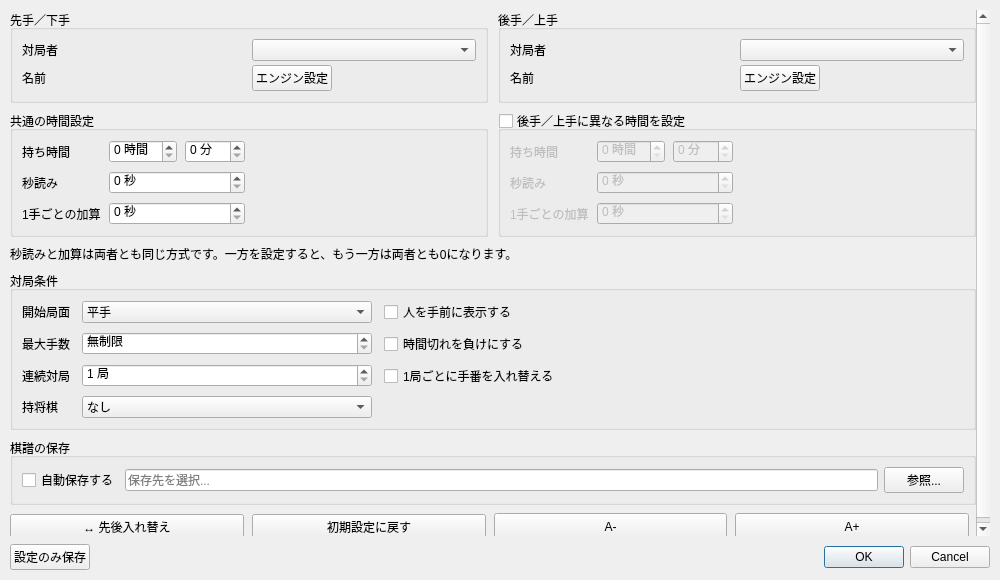
First picture: the form in src/dialogs/startgamedialog.ui, repository hnakada123/ShogiBoardQ, before the edit.
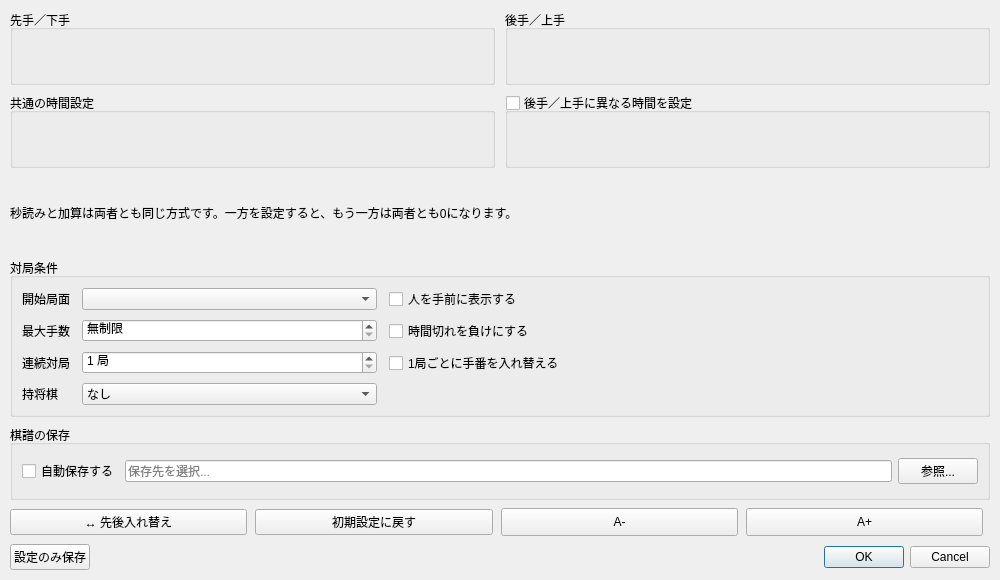
Second picture: the form after the edit. The open tabs and pages were chosen to show the change.

Commit message:
対局開始ダイアログの先手・後手の部品を1組の部品から作る（監査 R9-3）
.ui に先手・後手で二重に置いていた対局者と時間の欄を、PlayerSetupWidget
（人間かエンジンか・名前・エンジン設定。EngineSelector の先頭の項目を「人間」に使う）と
TimeControlEditor（持ち時間・秒読み・加算を TimeControlSide で読み書き）の2つずつにする。
objectName は以前と同じ。

- StartGameDialogData は std::array<PlayerChoice,2>（人間/エンジン・名前・エンジン・時間）にし、
  人間とエンジンの両方に印がある組み合わせを表せないようにする
- 開始局面の一覧を Handicaps::kAll から作り（左七枚落ち・右七枚落ちも選べる）、
  手合割の名前で保存する（以前の版の番号は読むだけ）
- 対局者・時間・開始局面以外の欄と設定の対応を SettingsFormBinding の表にし、
  読み込み・保存・既定値に戻すを1か所にする（詰将棋生成ダイアログも同じ）
- 時間設定の検証は TimeControlSide を受け取る

Claude-Session: https://claude.ai/code/session_016KbaFRuSBokyH2Cfn9pPz8

Patch:
```diff
--- a/src/dialogs/startgamedialog.ui
+++ b/src/dialogs/startgamedialog.ui
@@ -78,167 +78,7 @@
            <property name="title">
             <string>先手／下手</string>
            </property>
-           <layout class="QGridLayout" name="gridLayoutPlayer1">
-            <property name="horizontalSpacing">
-             <number>6</number>
-            </property>
-            <property name="verticalSpacing">
-             <number>4</number>
-            </property>
-            <item row="0" column="0">
-             <widget class="QLabel" name="labelPlayerType1">
-              <property name="sizePolicy">
-               <sizepolicy hsizetype="Fixed" vsizetype="Preferred">
-                <horstretch>0</horstretch>
-                <verstretch>0</verstretch>
-               </sizepolicy>
-              </property>
-              <property name="text">
-               <string>対局者</string>
-              </property>
-             </widget>
-            </item>
-            <item row="0" column="1">
-             <widget class="QComboBox" name="comboBoxPlayer1">
-              <property name="sizePolicy">
-               <sizepolicy hsizetype="Expanding" vsizetype="Fixed">
-                <horstretch>0</horstretch>
-                <verstretch>0</verstretch>
-               </sizepolicy>
-              </property>
-              <property name="minimumSize">
-               <size>
-                <width>200</width>
-                <height>0</height>
-               </size>
-              </property>
-             </widget>
-            </item>
-            <item row="1" column="0">
-             <widget class="QStackedWidget" name="stackedWidgetLabel1">
-              <property name="sizePolicy">
-               <sizepolicy hsizetype="Preferred" vsizetype="Fixed">
-                <horstretch>0</horstretch>
-                <verstretch>0</verstretch>
-               </sizepolicy>
-              </property>
-              <property name="currentIndex">
-               <number>0</number>
-              </property>
-              <widget class="QWidget" name="pageLabelHuman1">
-               <layout class="QHBoxLayout" name="layoutLabelHuman1">
-                <property name="leftMargin">
-                 <number>0</number>
-                </property>
-                <property name="topMargin">
-                 <number>0</number>
-                </property>
-                <property name="rightMargin">
-                 <number>0</number>
-                </property>
-                <property name="bottomMargin">
-                 <number>0</number>
-                </property>
-                <item>
-                 <widget class="QLabel" name="labelPlayer1">
-                  <property name="text">
-                   <string>名前</string>
-                  </property>
-                 </widget>
-                </item>
-               </layout>
-              </widget>
-              <widget class="QWidget" name="pageLabelEngine1">
-               <layout class="QHBoxLayout" name="layoutLabelEngine1">
-                <property name="leftMargin">
-                 <number>0</number>
-                </property>
-                <property name="topMargin">
-                 <number>0</number>
-                </property>
-                <property name="rightMargin">
-                 <number>0</number>
-                </property>
-                <property name="bottomMargin">
-                 <number>0</number>
-                </property>
-               </layout>
-              </widget>
-             </widget>
-            </item>
-            <item row="1" column="1">
-             <widget class="QStackedWidget" name="stackedWidgetPlayer1">
-              <property name="sizePolicy">
-               <sizepolicy hsizetype="Expanding" vsizetype="Fixed">
-                <horstretch>0</horstretch>
-                <verstretch>0</verstretch>
-               </sizepolicy>
-              </property>
-              <property name="currentIndex">
-               <number>0</number>
-              </property>
-              <widget class="QWidget" name="pageHuman1">
-               <layout class="QHBoxLayout" name="layoutPageHuman1">
-                <property name="leftMargin">
-                 <number>0</number>
-                </property>
-                <property name="topMargin">
-                 <number>0</number>
-                </property>
-                <property name="rightMargin">
-                 <number>0</number>
-                </property>
-                <property name="bottomMargin">
-                 <number>0</number>
-                </property>
-                <item>
-                 <widget class="QLineEdit" name="lineEditHumanName1">
-                  <property name="text">
-                   <string>You</string>
-                  </property>
-                 </widget>
-                </item>
-               </layout>
-              </widget>
-              <widget class="QWidget" name="pageEngine1">
-               <layout class="QHBoxLayout" name="layoutPageEngine1">
-                <property name="leftMargin">
-                 <number>0</number>
-                </property>
-                <property name="topMargin">
-                 <number>0</number>
-                </property>
-                <property name="rightMargin">
-                 <number>0</number>
-                </property>
-                <property name="bottomMargin">
-                 <number>0</number>
-                </property>
-                <item>
-                 <widget class="QPushButton" name="pushButtonEngineSettings1">
-                  <property name="text">
-                   <string>エンジン設定</string>
-                  </property>
-                 </widget>
-                </item>
-                <item>
-                 <spacer name="horizontalSpacerEngine1">
-                  <property name="orientation">
-                   <enum>Qt::Orientation::Horizontal</enum>
-                  </property>
-                  <property name="sizeHint" stdset="0">
-                   <size>
-                    <width>40</width>
-                    <height>20</height>
-                   </size>
-                  </property>
-                 </spacer>
-                </item>
-               </layout>
-              </widget>
-             </widget>
-            </item>
-           </layout>
+           <layout class="QVBoxLayout" name="playerSetupLayout1" />
           </widget>
          </item>
          <item>
@@ -246,167 +86,7 @@
            <property name="title">
             <string>後手／上手</string>
            </property>
-           <layout class="QGridLayout" name="gridLayoutPlayer2">
-            <property name="horizontalSpacing">
-             <number>6</number>
-            </property>
-            <property name="verticalSpacing">
-             <number>4</number>
-            </property>
-            <item row="0" column="0">
-             <widget class="QLabel" name="labelPlayerType2">
-              <property name="sizePolicy">
-               <sizepolicy hsizetype="Fixed" vsizetype="Preferred">
-                <horstretch>0</horstretch>
-                <verstretch>0</verstretch>
-               </sizepolicy>
-              </property>
-              <property name="text">
-               <string>対局者</string>
-              </property>
-             </widget>
-            </item>
-            <item row="0" column="1">
-             <widget class="QComboBox" name="comboBoxPlayer2">
-              <property name="sizePolicy">
-               <sizepolicy hsizetype="Expanding" vsizetype="Fixed">
-                <horstretch>0</horstretch>
-                <verstretch>0</verstretch>
-               </sizepolicy>
-              </property>
-              <property name="minimumSize">
-               <size>
-                <width>200</width>
-                <height>0</height>
-               </size>
-              </property>
-             </widget>
-            </item>
-            <item row="1" column="0">
-             <widget class="QStackedWidget" name="stackedWidgetLabel2">
-              <property name="sizePolicy">
-               <sizepolicy hsizetype="Preferred" vsizetype="Fixed">
-                <horstretch>0</horstretch>
-                <verstretch>0</verstretch>
-               </sizepolicy>
-              </property>
-              <property name="currentIndex">
-               <number>0</number>
-              </property>
-              <widget class="QWidget" name="pageLabelHuman2">
-               <layout class="QHBoxLayout" name="layoutLabelHuman2">
-                <property name="leftMargin">
-                 <number>0</number>
-                </property>
-                <property name="topMargin">
-                 <number>0</number>
-                </property>
-                <property name="rightMargin">
-                 <number>0</number>
-                </property>
-                <property name="bottomMargin">
-                 <number>0</number>
-                </property>
-                <item>
-                 <widget class="QLabel" name="labelPlayer2">
-                  <property name="text">
-                   <string>名前</string>
-                  </property>
-                 </widget>
-                </item>
-               </layout>
-              </widget>
-              <widget class="QWidget" name="pageLabelEngine2">
-               <layout class="QHBoxLayout" name="layoutLabelEngine2">
-                <property name="leftMargin">
-                 <number>0</number>
-                </property>
-                <property name="topMargin">
-                 <number>0</number>
-                </property>
-                <property name="rightMargin">
-                 <number>0</number>
-                </property>
-                <property name="bottomMargin">
-                 <number>0</number>
-                </property>
-               </layout>
-              </widget>
-             </widget>
-            </item>
-            <item row="1" column="1">
-             <widget class="QStackedWidget" name="stackedWidgetPlayer2">
-              <property name="sizePolicy">
-               <sizepolicy hsizetype="Expanding" vsizetype="Fixed">
-                <horstretch>0</horstretch>
-                <verstretch>0</verstretch>
-               </sizepolicy>
-              </property>
-              <property name="currentIndex">
-               <number>0</number>
-              </property>
-              <widget class="QWidget" name="pageHuman2">
-               <layout class="QHBoxLayout" name="layoutPageHuman2">
-                <property name="leftMargin">
-                 <number>0</number>
-                </property>
-                <property name="topMargin">
-                 <number>0</number>
-                </property>
-                <property name="rightMargin">
-                 <number>0</number>
-                </property>
-                <property name="bottomMargin">
-                 <number>0</number>
-                </property>
-                <item>
-                 <widget class="QLineEdit" name="lineEditHumanName2">
-                  <property name="text">
-                   <string>You</string>
-                  </property>
-                 </widget>
-                </item>
-               </layout>
-              </widget>
-              <widget class="QWidget" name="pageEngine2">
-               <layout class="QHBoxLayout" name="layoutPageEngine2">
-                <property name="leftMargin">
-                 <number>0</number>
-                </property>
-                <property name="topMargin">
-                 <number>0</number>
-                </property>
-                <property name="rightMargin">
-                 <number>0</number>
-                </property>
-                <property name="bottomMargin">
-                 <number>0</number>
-                </property>
-                <item>
-                 <widget class="QPushButton" name="pushButtonEngineSettings2">
-                  <property name="text">
-                   <string>エンジン設定</string>
-                  </property>
-                 </widget>
-                </item>
-                <item>
-                 <spacer name="horizontalSpacerEngine2">
-                  <property name="orientation">
-                   <enum>Qt::Orientation::Horizontal</enum>
-                  </property>
-                  <property name="sizeHint" stdset="0">
-                   <size>
-                    <width>40</width>
-                    <height>20</height>
-                   </size>
-                  </property>
-                 </spacer>
-                </item>
-               </layout>
-              </widget>
-             </widget>
-            </item>
-           </layout>
+           <layout class="QVBoxLayout" name="playerSetupLayout2" />
           </widget>
          </item>
         </layout>
@@ -418,129 +98,7 @@
          </property>
          <item>
           <widget class="QGroupBox" name="groupBox_7">
-           <layout class="QGridLayout" name="timeGrid1" columnstretch="0,0,1">
-            <property name="horizontalSpacing">
-             <number>8</number>
-            </property>
-            <property name="verticalSpacing">
-             <number>8</number>
-            </property>
-            <item row="0" column="0">
-             <widget class="QLabel" name="timeLabel1_0">
-              <property name="text">
-               <string>持ち時間</string>
-              </property>
-              <property name="buddy">
-               <cstring>basicTimeHour1</cstring>
-              </property>
-             </widget>
-            </item>
-            <item row="0" column="1">
-             <layout class="QHBoxLayout" name="timeRow1_0">
-              <item>
-               <widget class="QSpinBox" name="basicTimeHour1">
-                <property name="minimumSize">
-                 <size>
-                  <width>60</width>
-                  <height>0</height>
-                 </size>
-                </property>
-                <property name="suffix">
-                 <string> 時間</string>
-                </property>
-                <property name="accessibleName">
-                 <string>持ち時間（時間）</string>
-                </property>
-               </widget>
-              </item>
-              <item>
-               <widget class="QSpinBox" name="basicTimeMinutes1">
-                <property name="minimumSize">
-                 <size>
-                  <width>60</width>
-                  <height>0</height>
-                 </size>
-                </property>
-                <property name="maximum">
-                 <number>59</number>
-                </property>
-                <property name="suffix">
-                 <string> 分</string>
-                </property>
-                <property name="accessibleName">
-                 <string>持ち時間（分）</string>
-                </property>
-               </widget>
-              </item>
-             </layout>
-            </item>
-            <item row="1" column="0">
-             <widget class="QLabel" name="timeLabel1_1">
-              <property name="text">
-               <string>秒読み</string>
-              </property>
-              <property name="buddy">
-               <cstring>byoyomiSec1</cstring>
-              </property>
-             </widget>
-            </item>
-            <item row="1" column="1">
-             <layout class="QHBoxLayout" name="timeRow1_1">
-              <item>
-               <widget class="QSpinBox" name="byoyomiSec1">
-                <property name="minimumSize">
-                 <size>
-                  <width>60</width>
-                  <height>0</height>
-                 </size>
-                </property>
-                <property name="maximum">
-                 <number>3600</number>
-                </property>
-                <property name="suffix">
-                 <string> 秒</string>
-                </property>
-                <property name="accessibleName">
-                 <string>秒読み</string>
-                </property>
-               </widget>
-              </item>
-             </layout>
-            </item>
-            <item row="2" column="0">
-             <widget class="QLabel" name="timeLabel1_2">
-              <property name="text">
-               <string>1手ごとの加算</string>
-              </property>
-              <property name="buddy">
-               <cstring>addEachMoveSec1</cstring>
-              </property>
-             </widget>
-            </item>
-            <item row="2" column="1">
-             <layout class="QHBoxLayout" name="timeRow1_2">
-              <item>
-               <widget class="QSpinBox" name="addEachMoveSec1">
-                <property name="minimumSize">
-                 <size>
-                  <width>60</width>
-                  <height>0</height>
-                 </size>
-                </property>
-                <property name="maximum">
-                 <number>3600</number>
-                </property>
-                <property name="suffix">
-                 <string> 秒</string>
-                </property>
-                <property name="accessibleName">
-                 <string>1手ごとの加算</string>
-                </property>
-               </widget>
-              </item>
-             </layout>
-            </item>
-           </layout>
+           <layout class="QVBoxLayout" name="timeEditorLayout1" />
            <property name="title">
             <string>共通の時間設定</string>
            </property>
@@ -554,129 +112,7 @@
            <property name="checked">
             <bool>false</bool>
            </property>
-           <layout class="QGridLayout" name="timeGrid2" columnstretch="0,0,1">
-            <property name="horizontalSpacing">
-             <number>8</number>
-            </property>
-            <property name="verticalSpacing">
-             <number>8</number>
-            </property>
-            <item row="0" column="0">
-             <widget class="QLabel" name="timeLabel2_0">
-              <property name="text">
-               <string>持ち時間</string>
-              </property>
-              <property name="buddy">
-               <cstring>basicTimeHour2</cstring>
-              </property>
-             </widget>
-            </item>
-            <item row="0" column="1">
-             <layout class="QHBoxLayout" name="timeRow2_0">
-              <item>
-               <widget class="QSpinBox" name="basicTimeHour2">
-                <property name="minimumSize">
-                 <size>
-                  <width>60</width>
-                  <height>0</height>
-                 </size>
-                </property>
-                <property name="suffix">
-                 <string> 時間</string>
-                </property>
-                <property name="accessibleName">
-                 <string>持ち時間（時間）</string>
-                </property>
-               </widget>
-              </item>
-              <item>
-               <widget class="QSpinBox" name="basicTimeMinutes2">
-                <property name="minimumSize">
-                 <size>
-                  <width>60</width>
-                  <height>0</height>
-                 </size>
-                </property>
-                <property name="maximum">
-                 <number>59</number>
-                </property>
-                <property name="suffix">
-                 <string> 分</string>
-                </property>
-                <property name="accessibleName">
-                 <string>持ち時間（分）</string>
-                </property>
-               </widget>
-              </item>
-             </layout>
-            </item>
-            <item row="1" column="0">
-             <widget class="QLabel" name="timeLabel2_1">
-              <property name="text">
-               <string>秒読み</string>
-              </property>
-              <property name="buddy">
-               <cstring>byoyomiSec2</cstring>
-              </property>
-             </widget>
-            </item>
-            <item row="1" column="1">
-             <layout class="QHBoxLayout" name="timeRow2_1">
-              <item>
-               <widget class="QSpinBox" name="byoyomiSec2">
-                <property name="minimumSize">
-                 <size>
-                  <width>60</width>
-                  <height>0</height>
-                 </size>
-                </property>
-                <property name="maximum">
-                 <number>3600</number>
-                </property>
-                <property name="suffix">
-                 <string> 秒</string>
-                </property>
-                <property name="accessibleName">
-                 <string>秒読み</string>
-                </property>
-               </widget>
-              </item>
-             </layout>
-            </item>
-            <item row="2" column="0">
-             <widget class="QLabel" name="timeLabel2_2">
-              <property name="text">
-               <string>1手ごとの加算</string>
-              </property>
-              <property name="buddy">
-               <cstring>addEachMoveSec2</cstring>
-              </property>
-             </widget>
-            </item>
-            <item row="2" column="1">
-             <layout class="QHBoxLayout" name="timeRow2_2">
-              <item>
-               <widget class="QSpinBox" name="addEachMoveSec2">
-                <property name="minimumSize">
-                 <size>
-                  <width>60</width>
-                  <height>0</height>
-                 </size>
-                </property>
-                <property name="maximum">
-                 <number>3600</number>
-                </property>
-                <property name="suffix">
-                 <string> 秒</string>
-                </property>
-                <property name="accessibleName">
-                 <string>1手ごとの加算</string>
-                </property>
-               </widget>
-              </item>
-             </layout>
-            </item>
-           </layout>
+           <layout class="QVBoxLayout" name="timeEditorLayout2" />
            <property name="title">
             <string>後手／上手に異なる時間を設定</string>
            </property>
@@ -720,86 +156,7 @@
            </widget>
           </item>
           <item row="0" column="1">
-           <widget class="QComboBox" name="comboBoxStartingPosition">
-            <property name="currentIndex">
-             <number>1</number>
-            </property>
-            <item>
-             <property name="text">
-              <string>現在の局面</string>
-             </property>
-            </item>
-            <item>
-             <property name="text">
-              <string>平手</string>
-             </property>
-            </item>
-            <item>
-             <property name="text">
-              <string>香落ち</string>
-             </property>
-            </item>
-            <item>
-             <property name="text">
-              <string>右香落ち</string>
-             </property>
-            </item>
-            <item>
-             <property name="text">
-              <string>角落ち</string>
-             </property>
-            </item>
-            <item>
-             <property name="text">
-              <string>飛車落ち</string>
-             </property>
-            </item>
-            <item>
-             <property name="text">
-              <string>飛香落ち</string>
-             </property>
-            </item>
-            <item>
-             <property name="text">
-              <string>二枚落ち</string>
-             </property>
-            </item>
-            <item>
-             <property name="text">
-              <string>三枚落ち</string>
-             </property>
-            </item>
-            <item>
-             <property name="text">
-              <string>四枚落ち</string>
-             </property>
-            </item>
-            <item>
-             <property name="text">
-              <string>五枚落ち</string>
-             </property>
-            </item>
-            <item>
-             <property name="text">
-              <string>左五枚落ち</string>
-             </property>
-            </item>
-            <item>
-             <property name="text">
-              <string>六枚落ち</string>
-             </property>
-            </item>
-            <item>
-             <property name="text">
-              <string>八枚落ち</string>
-             </property>
-            </item>
-            <item>
-             <property name="text">
-              <string>十枚落ち</string>
-             </property>
-            </item>
-           </widget>
+           <widget class="QComboBox" name="comboBoxStartingPosition"/>
           </item>
           <item row="1" column="0">
            <widget class="QLabel" name="label_17">
```
Left out of the diff: 20 changed lines with no effect on the pictures. The commit also changes 32 other files.
